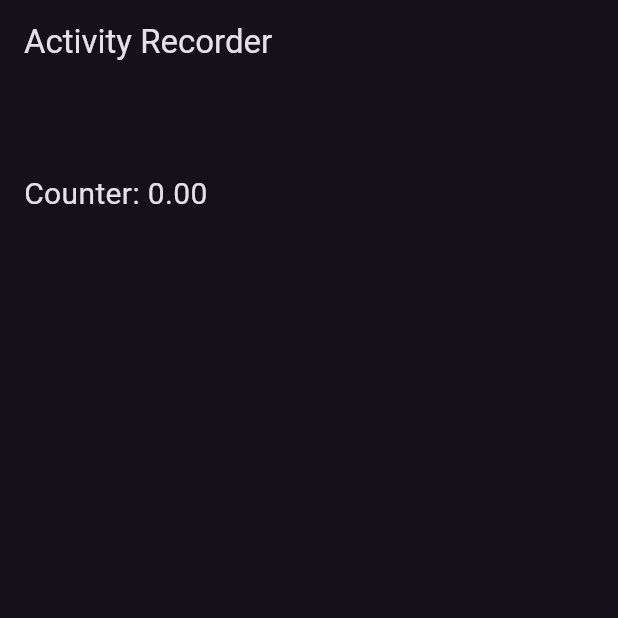
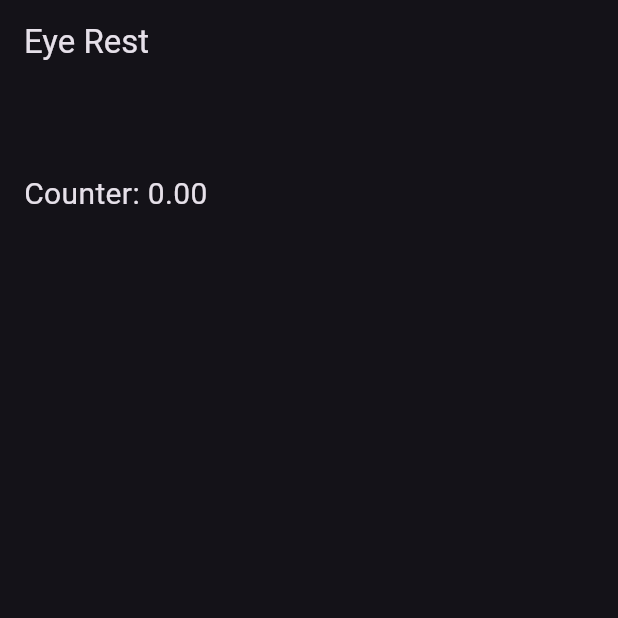
Before and after one commit to nav9/android_eye_rest, a Flutter app: the screen it shows after launch, on a phone screen of 412 x 824 dp, the top half of it. Run offline on Flutter 3.47's test engine with Material 3 defaults, Android fonts, the phone set to English and light mode, and no system bars; our stand-ins replace flutter_local_notifications, flutter_riverpod.

Commit message:
name change

```diff
--- a/lib/main.dart
+++ b/lib/main.dart
@@ -125,7 +125,7 @@ class _HomeScreenState extends ConsumerState<HomeScreen> {
   Widget build(BuildContext context) {
     final activity = ref.watch(activityProvider); // Correctly use ref here
     return Scaffold(
-      appBar: AppBar(title: Text('Activity Recorder')),
+      appBar: AppBar(title: Text('Eye Rest')),
       body: SingleChildScrollView(
         child: Padding(
           padding: const EdgeInsets.all(16.0),
```
